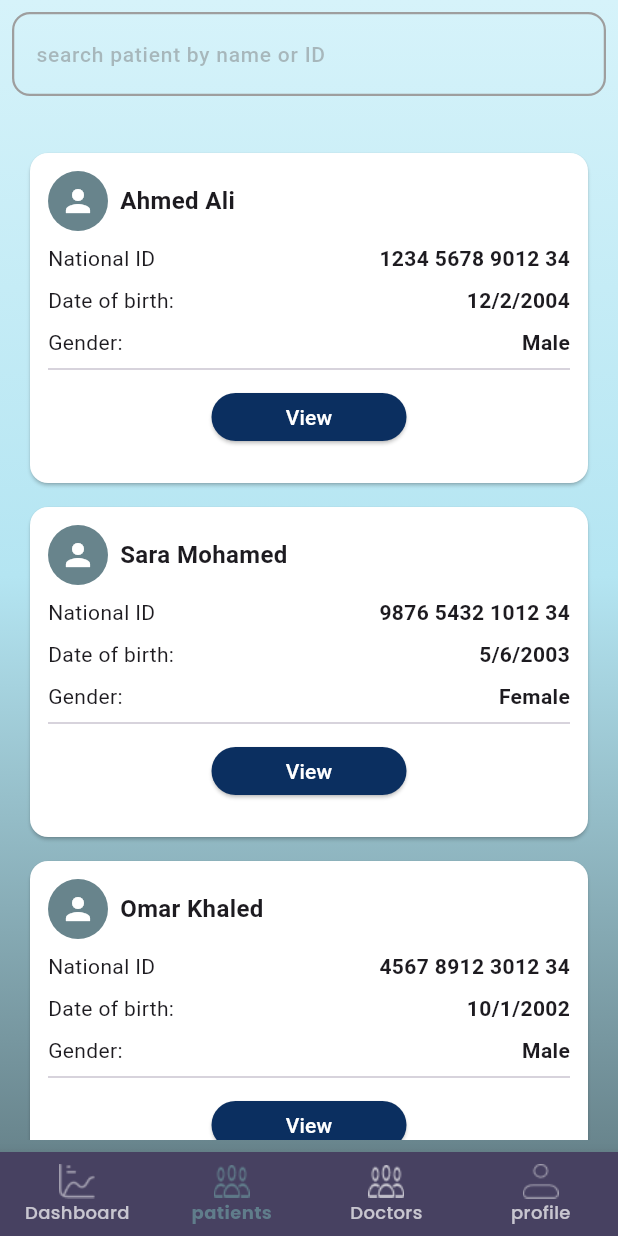
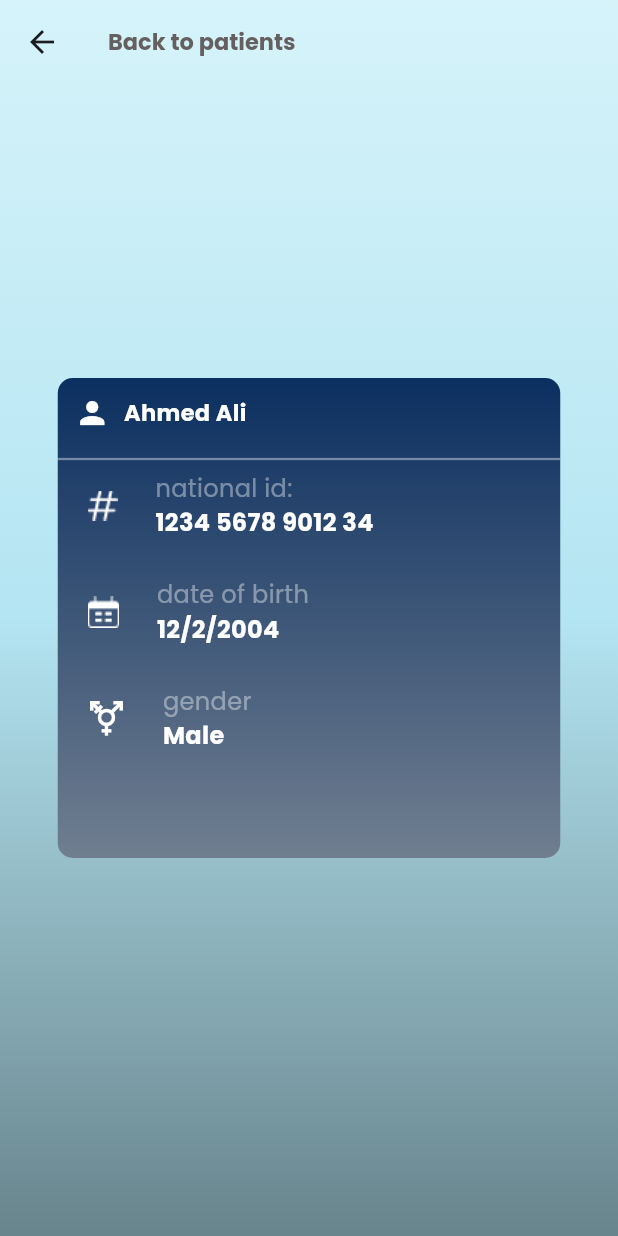
Before and after one commit to shoroukelshikh/behind_the_silent_eyes, a Flutter app: the AdminDashboard screen opened directly, item 2 of the bottom bar chosen, after a tap on "View", on a phone screen of 412 x 824 dp. Run offline on Flutter 3.47's test engine with Material 3 defaults, Android fonts, the phone set to English and light mode, and no system bars; our stand-ins replace animate_do, google_fonts.

Commit message:
+ patient-details

```diff
--- a/lib/features/admin/dashboard/presentation/screens/admin_dashboard.dart
+++ b/lib/features/admin/dashboard/presentation/screens/admin_dashboard.dart
@@ -26,6 +26,7 @@
     return Scaffold(
 
       body: Container(
+        height: double.infinity,
         decoration:  BoxDecoration(
           gradient: AppColors.primary
         ),
--- a/lib/features/admin/patient/presentation/screens/patient_details.dart
+++ b/lib/features/admin/patient/presentation/screens/patient_details.dart
@@ -0,0 +1,140 @@
+import 'package:behind_silent_eyes/core/theme/colors.dart';
+import 'package:behind_silent_eyes/features/admin/doctors/presentation/widgets/gradient_card.dart';
+import 'package:flutter/material.dart';
+import 'package:google_fonts/google_fonts.dart';
+
+class PatientDetails extends StatelessWidget {
+  final Map<String, String> patient;
+  const PatientDetails({super.key,required this.patient});
+
+  @override
+  Widget build(BuildContext context) {
+    return  Scaffold(
+      extendBodyBehindAppBar: true,
+      appBar: AppBar(
+        title: Row(
+          children: [
+            Text(
+              'Back to patients',
+              style: GoogleFonts.poppins(
+                color: Color(0xff665F5F),
+                fontSize: 15,
+                fontWeight: FontWeight.bold,
+              ),
+            ),
+          ],
+        ),
+        backgroundColor: Colors.transparent,
+        elevation: 0,
+      ),
+      body: Container(
+        decoration: BoxDecoration(
+          gradient: AppColors.primary,
+        ),
+        child: Column(
+          mainAxisAlignment: MainAxisAlignment.center,
+          children: [
+            Center(
+              child:
+              GradientCard(height: 320,width:335 ,children: [
+                Padding(
+                  padding: const EdgeInsets.all(11),
+                  child: Row(
+                    children: [
+                      Icon(Icons.person,color: Colors.white,),
+                      SizedBox(width: 9,),
+                      Text(patient["name"] ?? "" , style: GoogleFonts.poppins(
+                        fontSize: 15,
+                        fontWeight: FontWeight.bold,
+                        color: Color(0xffffffff),
+                      ),)
+                    ],
+                  ),
+                ),
+                Divider(
+                  thickness: 1.5,
+                  color: Color(0x66ffffff),
+                ),
+
+                // national id
+                Padding(
+                  padding: const EdgeInsets.only(left:20 ),
+                  child: Row(
+                    children: [
+                      Image.asset('assets/images/code.png'),
+                      SizedBox(width: 25,),
+                      Column(
+                        crossAxisAlignment: CrossAxisAlignment.start,
+                        children: [
+                          Text('national id:' , style: GoogleFonts.poppins(
+                            fontSize: 16,
+                            color: Color(0x66ffffff),
+                          ),),
+                          Text(patient["id"] ?? "", style: GoogleFonts.poppins(
+                            fontSize: 16,
+                            fontWeight: FontWeight.bold,
+                            color: Color(0xffffffff),
+                          ),)
+                        ],
+                      )
+                    ],
+                  ),
+                ),
+                SizedBox(height: 25,),
+                // date of birth
+                Padding(
+                  padding: const EdgeInsets.only(left:20 ),
+                  child: Row(
+                    children: [
+                      Image.asset('assets/images/date.png'),
+                      SizedBox(width: 25,),
+                      Column(
+                        crossAxisAlignment: CrossAxisAlignment.start,
+                        children: [
+                          Text('date of birth' , style: GoogleFonts.poppins(
+                            fontSize: 16,
+                            color: Color(0x66ffffff),
+                          ),),
+                          Text(patient["dob"] ?? "" , style: GoogleFonts.poppins(
+                            fontSize: 16,
+                            fontWeight: FontWeight.bold,
+                            color: Color(0xffffffff),
+                          ),)
+                        ],
+                      )
+                    ],
+                  ),
+                ),
+                SizedBox(height: 25,),
+                // Gender
+                Padding(
+                  padding: const EdgeInsets.only(left:20 ),
+                  child: Row(
+                    children: [
+                      Icon(Icons.transgender,color: Colors.white,size: 25,),
+                      SizedBox(width: 25,),
+                      Column(
+                        crossAxisAlignment: CrossAxisAlignment.start,
+                        children: [
+                          Text('gender' , style: GoogleFonts.poppins(
+                            fontSize: 16,
+                            color: Color(0x66ffffff),
+                          ),),
+                          Text(patient["gender"] ?? "" , style: GoogleFonts.poppins(
+                            fontSize: 16,
+                            fontWeight: FontWeight.bold,
+                            color: Color(0xffffffff),
+                          ),)
+                        ],
+                      )
+                    ],
+                  ),
+                ),
+              ],),
+            ),
+          ],
+        ),
+      ),
+    );
+  }
+}
--- a/lib/features/admin/patient/presentation/screens/patient_list.dart
+++ b/lib/features/admin/patient/presentation/screens/patient_list.dart
@@ -1,4 +1,5 @@
 import 'package:behind_silent_eyes/core/widgets/search_field.dart';
+import 'package:behind_silent_eyes/features/admin/patient/presentation/screens/patient_details.dart';
 import 'package:flutter/material.dart';
 
 class PatientList extends StatefulWidget {
@@ -151,7 +152,14 @@
                               children: [
                                 ElevatedButton(
                                   onPressed: () {
-                                    // go to patient details
+                                    Navigator.push(
+                                      context,
+                                      MaterialPageRoute(
+                                        builder: (context) => PatientDetails(
+                                          patient: filteredPatients[index],
+                                        ),
+                                      ),
+                                    );
                                   },
                                   style: ElevatedButton.styleFrom(
                                     backgroundColor: Color(0xff0B2F60),
```
